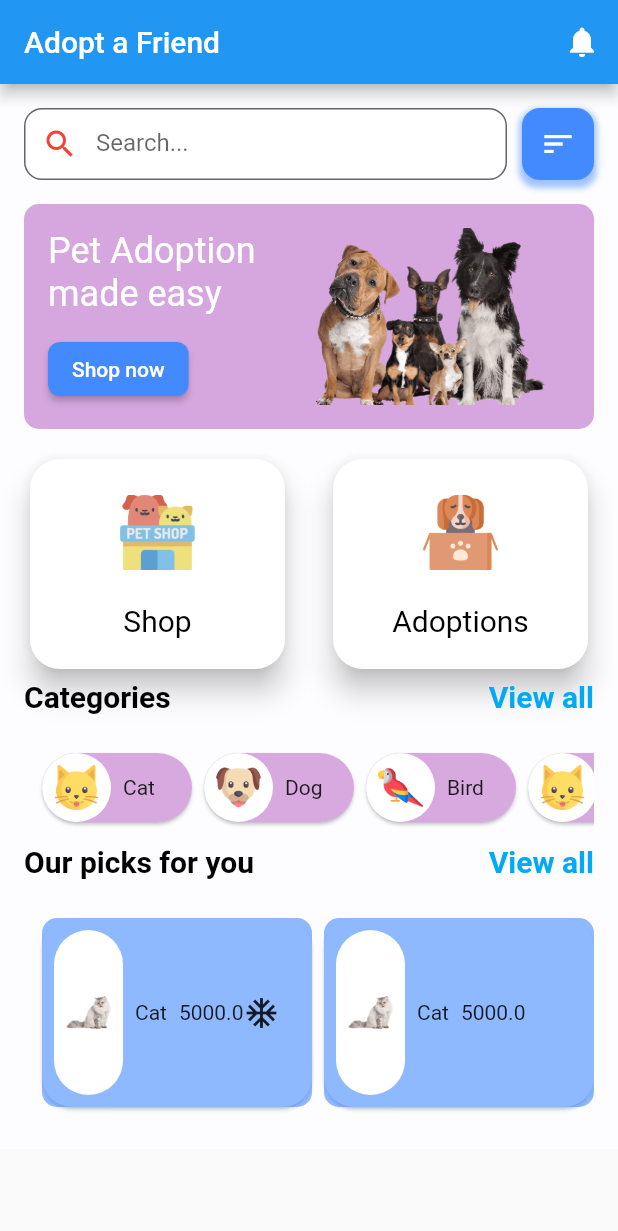
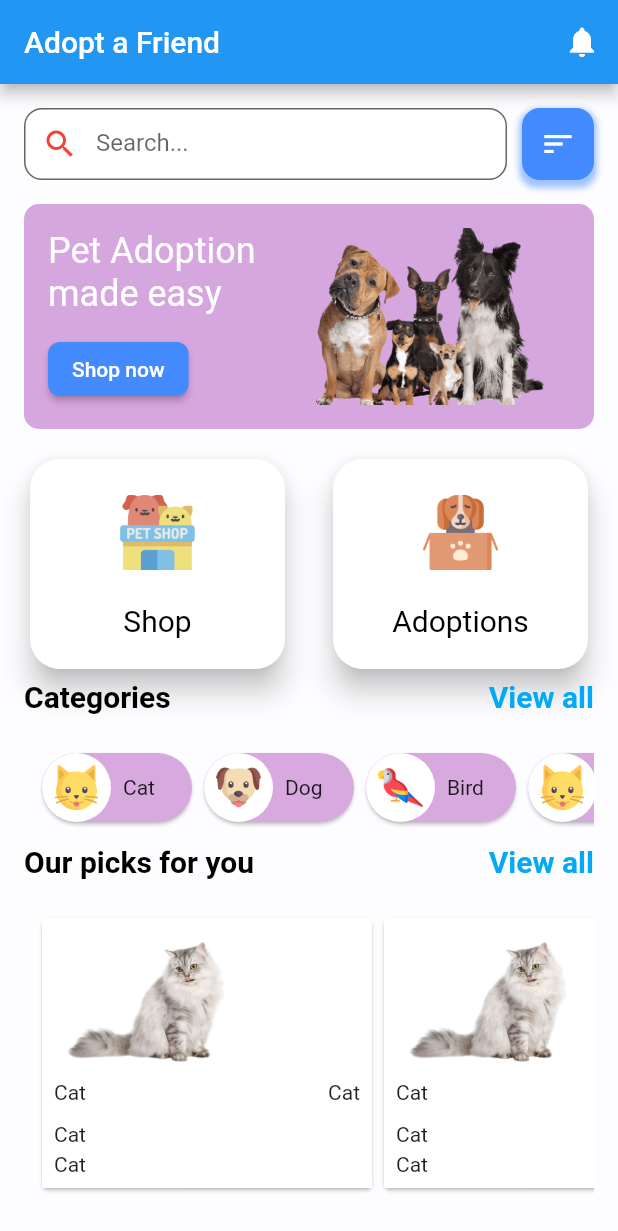
Before and after one commit to atik-sabuj/pet_shop, a Flutter app: the screen it shows after launch, on a phone screen of 412 x 824 dp. Shown: the top 1231 px of the screen. Run offline on Flutter 3.47's test engine with Material 2 defaults, Android fonts, the light colour scheme and no system bars.

Commit message:
updates designs

```diff
--- a/lib/splash_screen.dart
+++ b/lib/splash_screen.dart
@@ -389,57 +389,71 @@ class SecondScreen extends StatelessWidget {
 
   showFeaturesList() {
     return SizedBox(
-      height: 150,
-      child: ListView.builder(
+      height: 220,
+      child: ListView.separated(
           shrinkWrap: true,
           scrollDirection: Axis.horizontal,
           padding: const EdgeInsets.all(8),
           itemCount: featuresList.length,
           itemBuilder: (BuildContext context, int index) {
-            return Card(
-              shape: RoundedRectangleBorder(
-                borderRadius: BorderRadius.circular(20),
-              ),
+            return Column(
+              children: [
+                Card(
 
-             child:  Container(
-                 height: 100,
-                 width: 180,
-                 decoration: BoxDecoration(
-                   borderRadius: BorderRadius.circular(10),
-                   // <= No more error here :)
-                   color: Colors.blueAccent.withOpacity(.6),
-                 ),
+                  child: Container(
+                    height: 180,
+                    width: 220,
+                    color: Colors.white,
                     child: Padding(
-                   padding: EdgeInsets.all(8),
-                   child: Row(
-                     mainAxisAlignment: MainAxisAlignment.start,
+                      padding: const EdgeInsets.all(8.0),
+                      child: Column(
+                        mainAxisAlignment: MainAxisAlignment.spaceBetween,
+                        crossAxisAlignment: CrossAxisAlignment.start,
                         children: [
                           ClipRRect(
-                         borderRadius: BorderRadius.circular(40.0),
+                            borderRadius: BorderRadius.circular(20.0),
                             child: Container(
                               color: Colors.white,
                               child: Padding(
                                 padding: const EdgeInsets.all(8.0),
                                 child: Image.asset(
                                   featuresList[index].image.toString(),
-                               height: 100.0,
-                               width: 30.0,
+                                  height: 80.0,
+                                  // width: 180.0,
                                 ),
                               ),
                             ),
                           ),
+                          SizedBox(
+                            height: 24,
+                            width: 220,
+                            child: Row(
+                              mainAxisAlignment: MainAxisAlignment.spaceBetween,
+                              crossAxisAlignment: CrossAxisAlignment.start,
+                              children: [
+                                Text(featuresList[index].name.toString()),
                                 SizedBox(width: 8,),
                                 Text(featuresList[index].name.toString()),
-                       SizedBox(width: 8,),
-                       Text(featuresList[index].price.toString()),
-                       featuresList[index].isFavorite==true ? Icon(Icons.ac_unit_sharp) : SizedBox(),
 
                               ],
                             ),
-                 )),
-
+                          ),
+                          Text(featuresList[index].name.toString()),
+                          Text(featuresList[index].name.toString()),
+                         // featuresList[index].isFavorite==true ? Icon(Icons.ac_unit_sharp) : SizedBox(),
+                        ],
+                      ),
+                    ),
+                  ),
+                ),
+              ],
             );
-          }
+          }, separatorBuilder: (BuildContext context, int index) {
+            return Divider(
+              height: 8,
+              color: Colors.grey,
+            );
+      },
       ),
     );
   }
```
Lines whose indentation alone changed are shown as unchanged.
